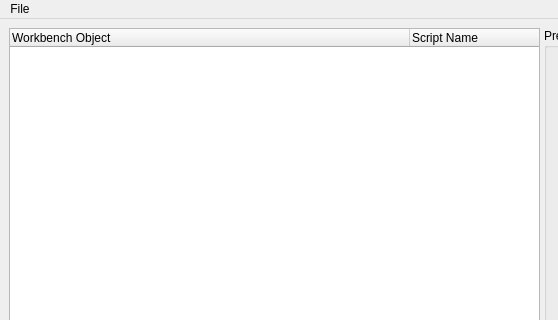
steveicarus/fitsbench, file fitsbench.ui: the form before one commit; both pictures show x 0 to 558 and y 0 to 320 of the 1104 by 668 pixel window.
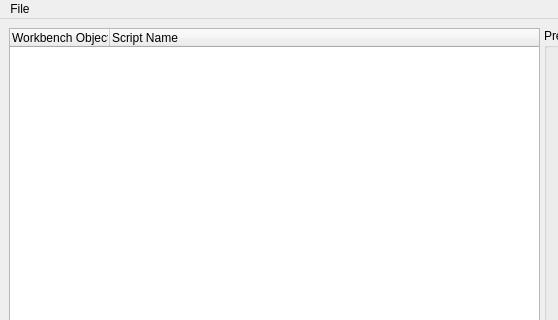
The form after the commit.

Commit message: Unify Open FITS and Open PNM files menu items.

```diff
--- a/fitsbench.ui
+++ b/fitsbench.ui
@@ -33,30 +33,6 @@
        <property name="columnCount">
         <number>2</number>
        </property>
-       <attribute name="headerVisible">
-        <bool>true</bool>
-       </attribute>
-       <attribute name="headerCascadingSectionResizes">
-        <bool>true</bool>
-       </attribute>
-       <attribute name="headerDefaultSectionSize">
-        <number>400</number>
-       </attribute>
-       <attribute name="headerHighlightSections">
-        <bool>false</bool>
-       </attribute>
-       <attribute name="headerCascadingSectionResizes">
-        <bool>true</bool>
-       </attribute>
-       <attribute name="headerDefaultSectionSize">
-        <number>400</number>
-       </attribute>
-       <attribute name="headerVisible">
-        <bool>true</bool>
-       </attribute>
-       <attribute name="headerHighlightSections">
-        <bool>false</bool>
-       </attribute>
        <column>
         <property name="text">
          <string>Workbench Object</string>
```
Left out of the diff: 109 changed lines with no effect on the pictures. The commit also changes 1 other file.
